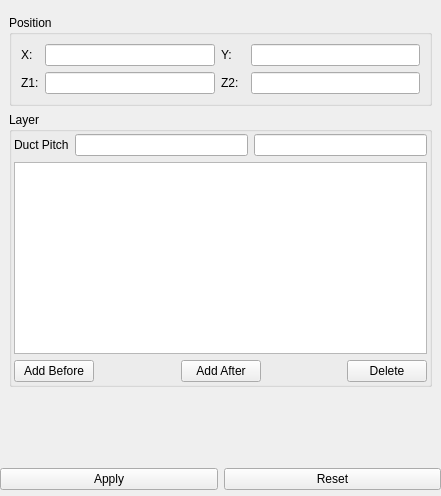
First picture: the form in Application/qInputPropertiesWidget.ui, repository Sprunth/RGG, before the edit.
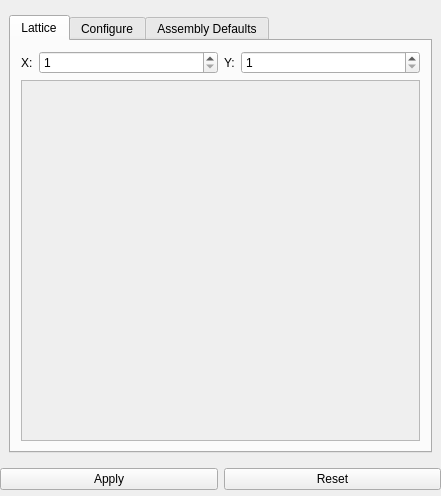
Second picture: the form after the edit. The open tabs and pages were chosen to show the change.

Commit message: remove the old duct stuff

Diff of the .ui file:
```diff
--- a/Application/qInputPropertiesWidget.ui
+++ b/Application/qInputPropertiesWidget.ui
@@ -434,159 +434,6 @@
        </item>
       </layout>
      </widget>
-     <widget class="QWidget" name="pageRectDuct">
-      <layout class="QGridLayout" name="gridLayout_3">
-       <item row="3" column="0">
-        <spacer name="verticalSpacer_6">
-         <property name="orientation">
-          <enum>Qt::Vertical</enum>
-         </property>
-         <property name="sizeHint" stdset="0">
-          <size>
-           <width>20</width>
-           <height>40</height>
-          </size>
-         </property>
-        </spacer>
-       </item>
-       <item row="0" column="0">
-        <widget class="QGroupBox" name="groupBox">
-         <property name="title">
-          <string>Position</string>
-         </property>
-         <layout class="QGridLayout" name="gridLayout">
-          <item row="0" column="0">
-           <widget class="QLabel" name="label">
-            <property name="text">
-             <string>X:</string>
-            </property>
-           </widget>
-          </item>
-          <item row="0" column="1">
-           <widget class="QLineEdit" name="DuctXPos"/>
-          </item>
-          <item row="0" column="2" colspan="2">
-           <widget class="QLabel" name="label_2">
-            <property name="text">
-             <string>Y:</string>
-            </property>
-           </widget>
-          </item>
-          <item row="0" column="4">
-           <widget class="QLineEdit" name="DuctYPos"/>
-          </item>
-          <item row="1" column="0">
-           <widget class="QLabel" name="label_3">
-            <property name="text">
-             <string>Z1:</string>
-            </property>
-           </widget>
-          </item>
-          <item row="1" column="1">
-           <widget class="QLineEdit" name="DuctZPos1"/>
-          </item>
-          <item row="1" column="2">
-           <widget class="QLabel" name="label_4">
-            <property name="text">
-             <string>Z2:</string>
-            </property>
-           </widget>
-          </item>
-          <item row="1" column="4">
-           <widget class="QLineEdit" name="DuctZPos2"/>
-          </item>
-         </layout>
-        </widget>
-       </item>
-       <item row="1" column="0">
-        <widget class="QGroupBox" name="groupBox_2">
-         <property name="title">
-          <string>Layer</string>
-         </property>
-         <layout class="QGridLayout" name="gridLayout_2">
-          <property name="margin">
-           <number>2</number>
-          </property>
-          <item row="0" column="0" colspan="3">
-           <layout class="QHBoxLayout" name="horizontalLayout_5">
-            <item>
-             <widget class="QLabel" name="label_10">
-              <property name="text">
-               <string>Duct Pitch</string>
-              </property>
-             </widget>
-            </item>
-            <item>
-             <widget class="QLineEdit" name="DuctThickX"/>
-            </item>
-            <item>
-             <widget class="QLineEdit" name="DuctThickY"/>
-            </item>
-           </layout>
-          </item>
-          <item row="2" column="0" colspan="3">
-           <widget class="QTableWidget" name="DuctLayers">
-            <property name="selectionBehavior">
-             <enum>QAbstractItemView::SelectRows</enum>
-            </property>
-           </widget>
-          </item>
-          <item row="3" column="0" colspan="3">
-           <layout class="QHBoxLayout" name="horizontalLayout_7">
-            <item>
-             <widget class="QPushButton" name="AddDuctMaterialBefore">
-              <property name="text">
-               <string>Add Before</string>
-              </property>
-             </widget>
-            </item>
-            <item>
-             <spacer name="horizontalSpacer">
-              <property name="orientation">
-               <enum>Qt::Horizontal</enum>
-              </property>
-              <property name="sizeHint" stdset="0">
-               <size>
-                <width>40</width>
-                <height>20</height>
-               </size>
-              </property>
-             </spacer>
-            </item>
-            <item>
-             <widget class="QPushButton" name="AddDuctMaterialAfter">
-              <property name="text">
-               <string>Add After</string>
-              </property>
-             </widget>
-            </item>
-            <item>
-             <spacer name="horizontalSpacer_2">
-              <property name="orientation">
-               <enum>Qt::Horizontal</enum>
-              </property>
-              <property name="sizeHint" stdset="0">
-               <size>
-                <width>40</width>
-                <height>20</height>
-               </size>
-              </property>
-             </spacer>
-            </item>
-            <item>
-             <widget class="QPushButton" name="DeleteDuctMaterial">
-              <property name="text">
-               <string>Delete</string>
-              </property>
-             </widget>
-            </item>
-           </layout>
-          </item>
-         </layout>
-        </widget>
-       </item>
-      </layout>
-     </widget>
      <widget class="QWidget" name="pagePinCell">
       <layout class="QVBoxLayout" name="verticalLayout_2">
        <item>
```
Left out of the diff: 14 changed lines with no effect on the pictures. The commit also changes 5 other files.
